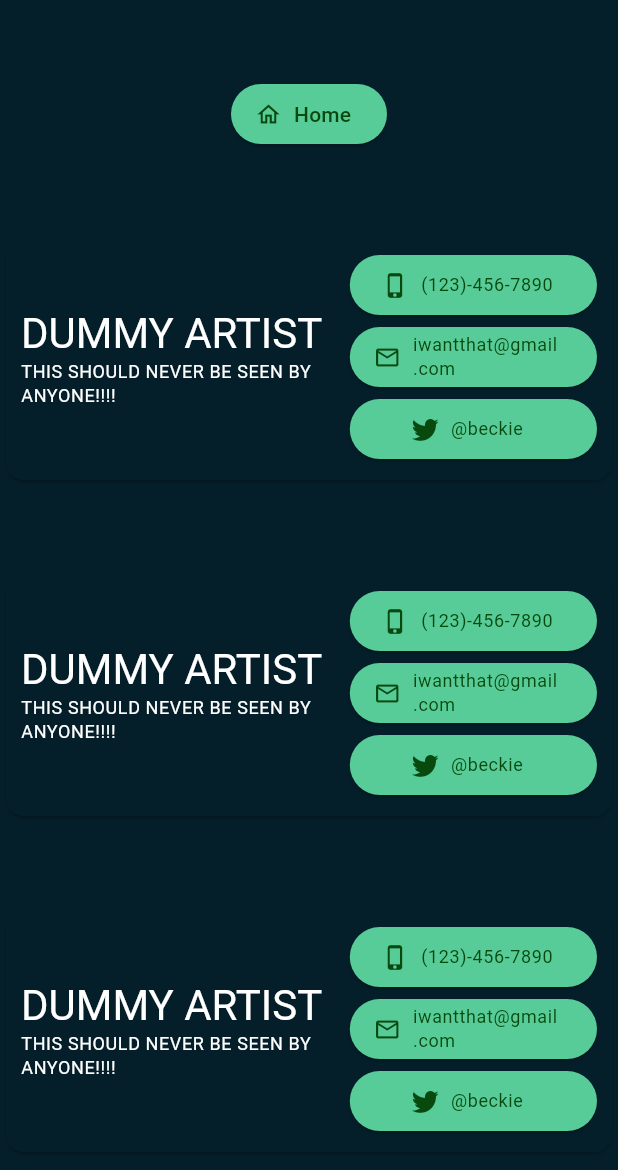
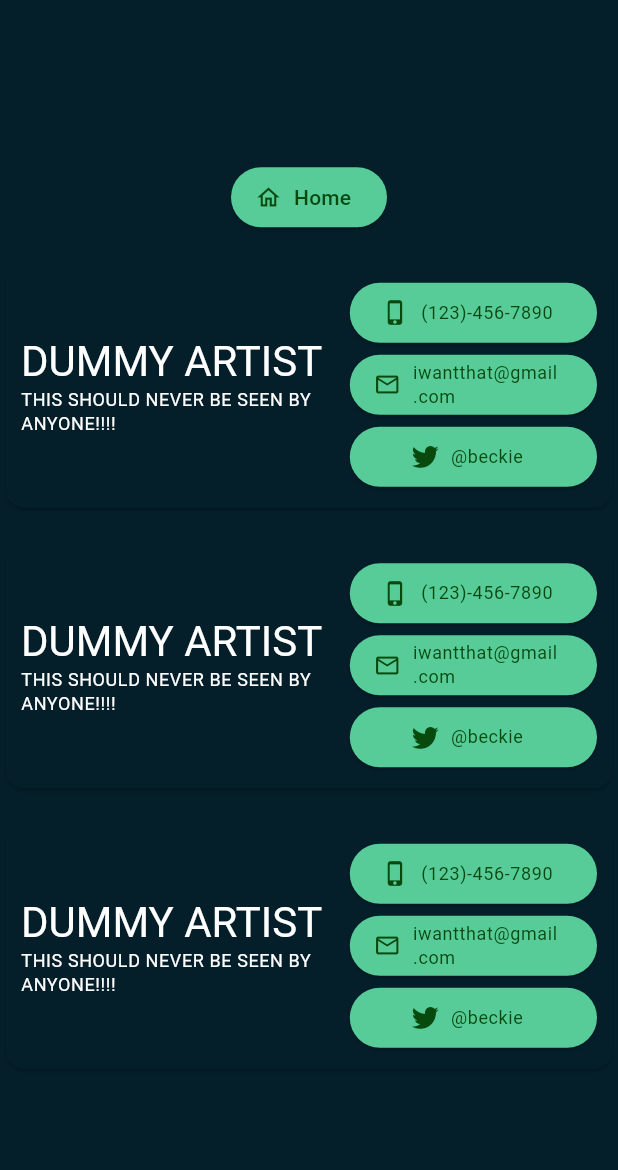
Before and after one commit to mehulgoel873/IWantThat, a Flutter app: the screen it shows once a user with an empty profile is signed in, after a tap on "Find an Artist", on a phone screen of 412 x 824 dp. Shown: the top 1170 px of the screen. Run offline on Flutter 3.47's test engine with Material 3 defaults, Android fonts, the phone set to English and light mode, and no system bars; our stand-ins replace cloud_firestore, cloud_functions, firebase_auth, firebase_core, firebase_storage, firebase_vertexai and 2 more; missing offline and left inert: firebase_ui_auth; accounts and stored records are empty; generated files the repository leaves out were written again.

Commit message:
fixed all elements to have scrollable incase past screen height.

```diff
--- a/flutter_app/lib/main.dart
+++ b/flutter_app/lib/main.dart
@@ -386,6 +386,7 @@ class PhotoPage extends StatelessWidget {
     final theme = Theme.of(context);
 
     return Center(
+      child: SingleChildScrollView(
         child: Column(
           mainAxisAlignment: MainAxisAlignment.center,
           children: [
@@ -400,14 +401,16 @@ class PhotoPage extends StatelessWidget {
                           child: Column(
                             children: [
                               Text("Are you an artist?",
-                                style: theme.textTheme.headlineSmall!.copyWith(
+                                  style: theme.textTheme.headlineSmall!
+                                      .copyWith(
                                           color: theme.colorScheme.onPrimary)),
                               Row(
                                   mainAxisAlignment: MainAxisAlignment.center,
                                   children: [
                                     ElevatedButton.icon(
                                       style: ElevatedButton.styleFrom(
-                                      backgroundColor: theme.colorScheme.error,
+                                        backgroundColor:
+                                            theme.colorScheme.error,
                                         foregroundColor:
                                             theme.colorScheme.onError,
                                       ),
@@ -527,6 +530,7 @@ class PhotoPage extends StatelessWidget {
             SignOutButton(),
           ],
         ),
+      ),
     );
   }
 }
@@ -572,6 +576,7 @@ class ArtistPage extends StatelessWidget {
       body: SafeArea(
         child: Align(
           alignment: Alignment.center,
+          child: SingleChildScrollView(
             child: Column(
                 mainAxisAlignment: MainAxisAlignment.spaceEvenly,
                 children: [
@@ -582,10 +587,20 @@ class ArtistPage extends StatelessWidget {
                       Navigator.pop(context);
                     },
                   ),
+                  SizedBox(
+                    height: 15,
+                  ),
                   ArtistCard(artist: appState.artists[0]),
+                  SizedBox(
+                    height: 15,
+                  ),
                   ArtistCard(artist: appState.artists[1]),
+                  SizedBox(
+                    height: 15,
+                  ),
                   ArtistCard(artist: appState.artists[2]),
                 ]),
+          ),
         ),
       ),
     );
```
Lines whose indentation alone changed are shown as unchanged.
